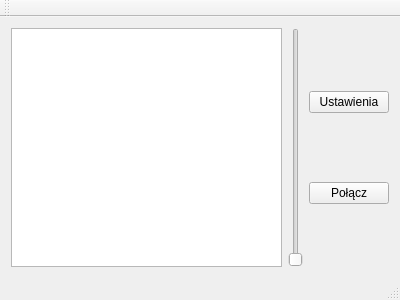
Before: the Qt Designer form mainwindow.ui in annahennig/ERTCudQt, drawn with Qt 5.
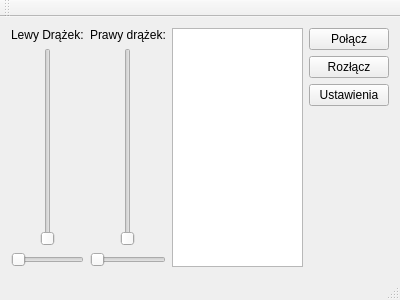
After: the same form once the commit is applied.

Commit message: Testowe ustawienia prawego joysticka

Diff of the .ui file:
```diff
--- a/mainwindow.ui
+++ b/mainwindow.ui
@@ -16,8 +16,16 @@
   <widget class="QWidget" name="centralWidget">
    <layout class="QHBoxLayout" name="horizontalLayout">
     <item>
-     <widget class="QPlainTextEdit" name="plainTextEditLog"/>
-    </item>
+     <layout class="QVBoxLayout" name="verticalLayoutLeftTrigger">
+      <item>
+       <widget class="QLabel" name="labelLeftTrigger">
+        <property name="text">
+         <string>Lewy Drążek:</string>
+        </property>
+       </widget>
+      </item>
+      <item>
+       <layout class="QHBoxLayout" name="horizontalLayouLeftTrigger">
     <item>
      <widget class="QSlider" name="verticalSliderLeftVerticalTrigger">
       <property name="orientation">
@@ -25,15 +33,51 @@
       </property>
      </widget>
     </item>
+       </layout>
+      </item>
     <item>
-     <layout class="QVBoxLayout" name="verticalLayout">
+       <widget class="QSlider" name="horizontalSliderLeftHorizontalTrigger">
+        <property name="orientation">
+         <enum>Qt::Horizontal</enum>
+        </property>
+       </widget>
+      </item>
+     </layout>
+    </item>
       <item>
-       <widget class="QPushButton" name="pushButtonPreferences">
+     <layout class="QVBoxLayout" name="verticalLayoutRightTrigger">
+      <item>
+       <widget class="QLabel" name="labelRightTrigger">
         <property name="text">
-         <string>Ustawienia</string>
+         <string>Prawy drążek:</string>
         </property>
        </widget>
       </item>
+      <item>
+       <layout class="QHBoxLayout" name="horizontalLayoutRightTrigger">
+        <item>
+         <widget class="QSlider" name="verticalSliderRightVerticalTrigger">
+          <property name="orientation">
+           <enum>Qt::Vertical</enum>
+          </property>
+         </widget>
+        </item>
+       </layout>
+      </item>
+      <item>
+       <widget class="QSlider" name="horizontalSliderRightHorizontalTrigger">
+        <property name="orientation">
+         <enum>Qt::Horizontal</enum>
+        </property>
+       </widget>
+      </item>
+     </layout>
+    </item>
+    <item>
+     <widget class="QPlainTextEdit" name="plainTextEditLog"/>
+    </item>
+    <item>
+     <layout class="QVBoxLayout" name="verticalLayoutButtons">
       <item>
        <widget class="QPushButton" name="pushButtonConnect">
         <property name="text">
@@ -41,6 +85,33 @@
         </property>
        </widget>
       </item>
+      <item>
+       <widget class="QPushButton" name="pushButtonDsiconnect">
+        <property name="text">
+         <string>Rozłącz</string>
+        </property>
+       </widget>
+      </item>
+      <item>
+       <widget class="QPushButton" name="pushButtonPreferences">
+        <property name="text">
+         <string>Ustawienia</string>
+        </property>
+       </widget>
+      </item>
+      <item>
+       <spacer name="verticalSpacerButtons">
+        <property name="orientation">
+         <enum>Qt::Vertical</enum>
+        </property>
+        <property name="sizeHint" stdset="0">
+         <size>
+          <width>20</width>
+          <height>40</height>
+         </size>
+        </property>
+       </spacer>
+      </item>
      </layout>
     </item>
    </layout>
```
Left out of the diff: 7 changed lines with no effect on the pictures. Lines whose indentation alone changed are shown as unchanged. The commit also changes 3 other files.
